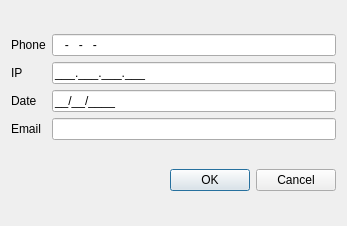
Old version of the form 26_CombosListsSpinboxAndMore_ValidatingUserInput/dialog.ui in the repository georgecatalin/Qt-Widgets-for-Beginners-with-Cplusplus.
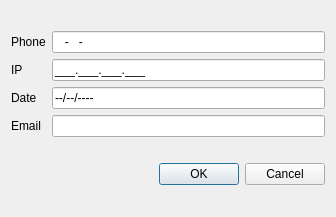
New version of the form.

```diff
--- a/26_CombosListsSpinboxAndMore_ValidatingUserInput/dialog.ui
+++ b/26_CombosListsSpinboxAndMore_ValidatingUserInput/dialog.ui
@@ -6,8 +6,8 @@
    <rect>
     <x>0</x>
     <y>0</y>
-    <width>347</width>
-    <height>226</height>
+    <width>336</width>
+    <height>217</height>
    </rect>
   </property>
   <property name="windowTitle">
@@ -26,7 +26,7 @@
      <item row="0" column="1">
       <widget class="QLineEdit" name="txtPhone">
        <property name="inputMask">
-        <string>000-000-000-000</string>
+        <string>000-000-0000</string>
        </property>
       </widget>
      </item>
@@ -54,7 +54,7 @@
      <item row="2" column="1">
       <widget class="QLineEdit" name="txtDate">
        <property name="inputMask">
-        <string>00/00/0000;_</string>
+        <string>00/00/0000;-</string>
        </property>
       </widget>
      </item>
@@ -66,7 +66,11 @@
       </widget>
      </item>
      <item row="3" column="1">
-      <widget class="QLineEdit" name="txtEmail"/>
+      <widget class="QLineEdit" name="txtEmail">
+       <property name="inputMask">
+        <string/>
+       </property>
+      </widget>
      </item>
     </layout>
    </item>
```
